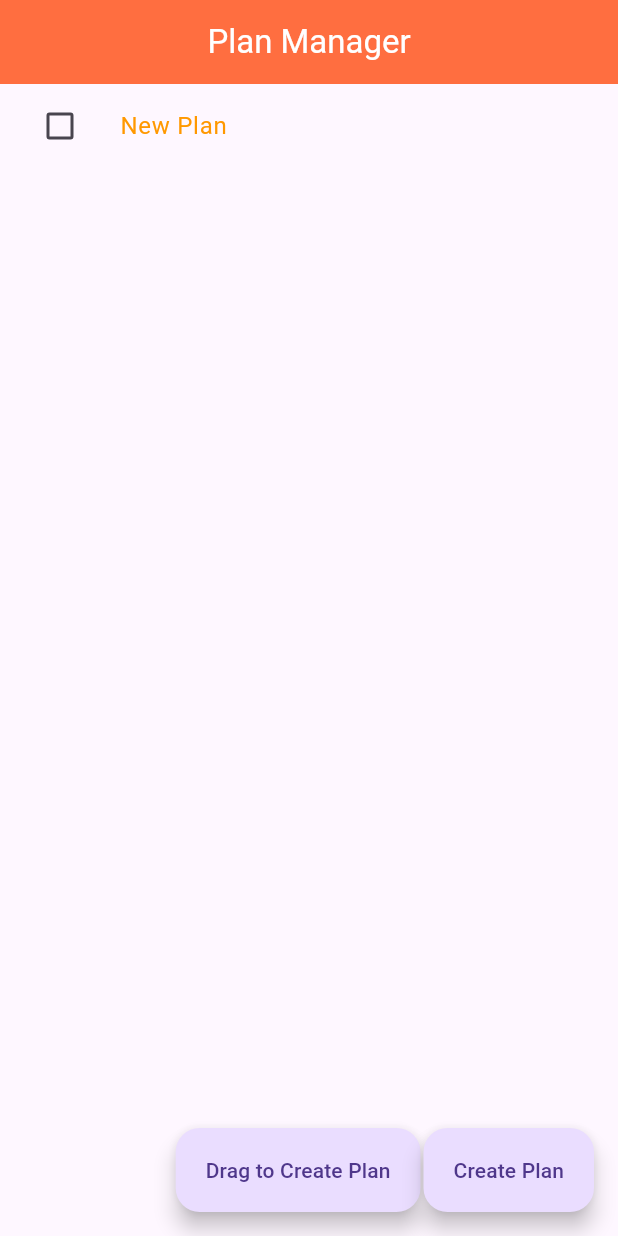
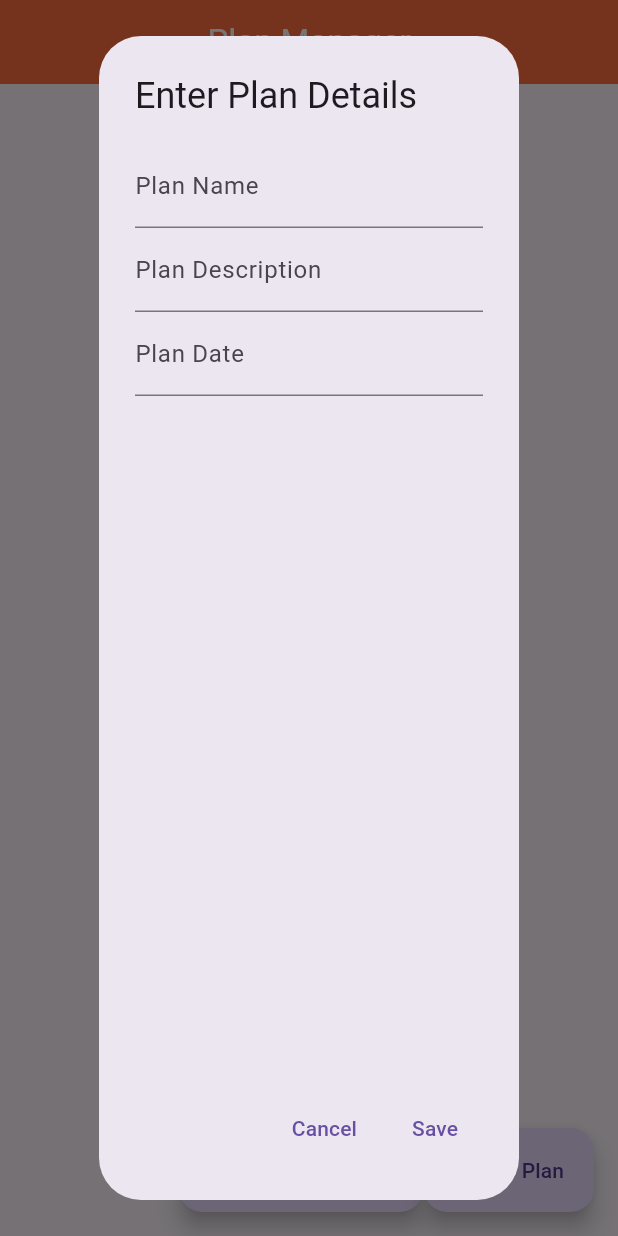
Before and after one commit to SteveT2023/PlanManagement, a Flutter app: the screen it shows after launch, after a tap on "Create Plan", on a phone screen of 412 x 824 dp. Run offline on Flutter 3.47's test engine with Material 3 defaults, Android fonts, the phone set to English and light mode, and no system bars.

Commit message:
Implemented a modal for create plan button.

```diff
--- a/lib/main.dart
+++ b/lib/main.dart
@@ -24,11 +24,19 @@ class PlanManagerScreen extends StatefulWidget {
 
 class _PlanManagerScreenState extends State<PlanManagerScreen> {
   final List<Map<String, dynamic>> plans = [];
-  final TextEditingController _controller = TextEditingController();
+  final TextEditingController _nameController = TextEditingController();
+  final TextEditingController _descriptionController = TextEditingController();
+  final TextEditingController _dateController = TextEditingController();
 
-  void _addPlan(String planName) {
+  void _addPlan(String planName, String description, String date) {
     setState(() {
-      plans.add({'name': planName, 'completed': false, 'editingName': false});
+      plans.add({
+        'name': planName,
+        'description': description,
+        'date': date,
+        'completed': false,
+        'editingName': false
+      });
     });
   }
 
@@ -51,6 +59,52 @@ class _PlanManagerScreenState extends State<PlanManagerScreen> {
     });
   }
 
+  Future<void> _planDescription() async {
+    _nameController.clear();
+    _descriptionController.clear();
+    _dateController.clear();
+
+    await showDialog(
+      context: context,
+      builder: (context) {
+        return AlertDialog(
+          title: const Text ('Enter Plan Details'),
+          content: Column(
+            children: [
+              TextField(
+                controller: _nameController,
+                decoration: const InputDecoration(labelText: 'Plan Name'),
+              ),
+              TextField(
+                controller: _descriptionController,
+                decoration: const InputDecoration(labelText: 'Plan Description'),
+              ),
+              TextField(
+                controller: _dateController,
+                decoration: const InputDecoration(labelText: 'Plan Date'),
+              ),
+            ],
+          ),
+          actions: [
+            TextButton(
+              onPressed: () {
+                Navigator.of(context).pop();
+              },
+              child: const Text('Cancel'),
+            ),
+            TextButton(
+              onPressed: () {
+                _addPlan(_nameController.text, _descriptionController.text, _dateController.text);
+                Navigator.of(context).pop();
+              },
+              child: const Text('Save'),
+            ),
+          ]
+        );
+      }
+    );
+  }
+
   @override
   Widget build(BuildContext context) {
     return Scaffold(
@@ -64,7 +118,7 @@ class _PlanManagerScreenState extends State<PlanManagerScreen> {
           Expanded(
             child: DragTarget<Map<String, dynamic>>(
               onAccept: (dragPlan) {
-                _addPlan(dragPlan['name']);
+                _addPlan(dragPlan['name'], dragPlan['description'], dragPlan['date']);
               },
               builder: (context, candidateData, rejectedData) {
                 return ListView.builder(
@@ -82,7 +136,7 @@ class _PlanManagerScreenState extends State<PlanManagerScreen> {
                           onLongPress: () {
                             setState(() {
                               plans[index]['editingName'] = true;
-                              _controller.text = plans[index]['name'];
+                              _nameController.text = plans[index]['name'];
                             });
                           },
                           onDoubleTap: () {
@@ -90,16 +144,23 @@ class _PlanManagerScreenState extends State<PlanManagerScreen> {
                           },
                           child: plans[index]['editingName']
                               ? TextField(
-                                  controller: _controller,
+                                  controller: _nameController,
                                   onSubmitted: (newName) {
                                     _editName(index, newName);
                                   },
                                 )
-                              : Text(
-                                  plans[index]['name'],
-                                  style: TextStyle(
-                                    color: plans[index]['completed'] ? Colors.green : Colors.orange,
-                                  ),
+                              : Column(
+                                  crossAxisAlignment: CrossAxisAlignment.start,
+                                  children: [
+                                    Text(
+                                      plans[index]['name'],
+                                      style: TextStyle(
+                                        color: plans[index]['completed'] ? Colors.green : Colors.orange,
+                                      ),
+                                    ),
+                                    Text(plans[index]['description']),
+                                    Text(plans[index]['date']),
+                                  ],
                                 ),
                         ),
                         leading: Checkbox(
@@ -123,7 +184,7 @@ class _PlanManagerScreenState extends State<PlanManagerScreen> {
         mainAxisAlignment: MainAxisAlignment.end,
         children: [
           Draggable<Map<String, dynamic>>(
-            data: {'name': 'New Plan'},
+            data: {'name': 'New Plan', 'description': '', 'date': ''},
             feedback: Material(
               child: FloatingActionButton.extended(
                 onPressed: null,
@@ -136,10 +197,9 @@ class _PlanManagerScreenState extends State<PlanManagerScreen> {
               label: const Text("Drag to Create Plan"),
             ),
           ),
-          const SizedBox(width: 2),
           FloatingActionButton.extended(
             onPressed: () {
-              _addPlan('New Plan');
+              _planDescription();
             },
             label: const Text("Create Plan"),
           ),
```
